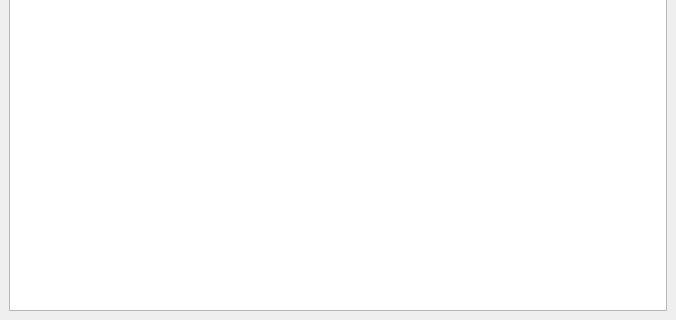
The window that main.ui (Doct0rWats0n/coffee) describes before a commit, drawn with Qt 5; both pictures show x 0 to 676 and y 196 to 516 of the 676 by 516 pixel window.
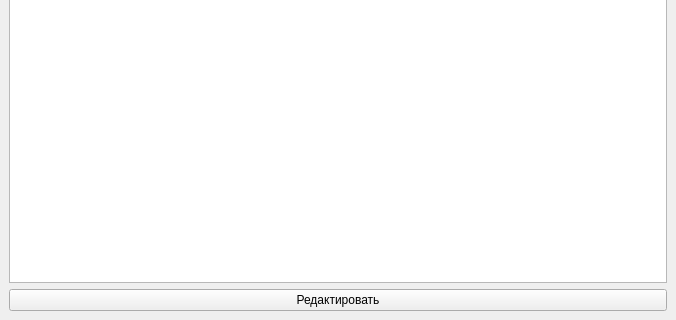
The same window after the commit.

Commit message: Улучшенная версия с возможностью редактирования

```diff
--- a/main.ui
+++ b/main.ui
@@ -20,6 +20,13 @@
       <item row="0" column="0">
        <widget class="QTableWidget" name="table"/>
       </item>
+      <item row="1" column="0">
+       <widget class="QPushButton" name="edit_button">
+        <property name="text">
+         <string>Редактировать</string>
+        </property>
+       </widget>
+      </item>
      </layout>
     </item>
    </layout>
```
The commit also changes 2 other files.
